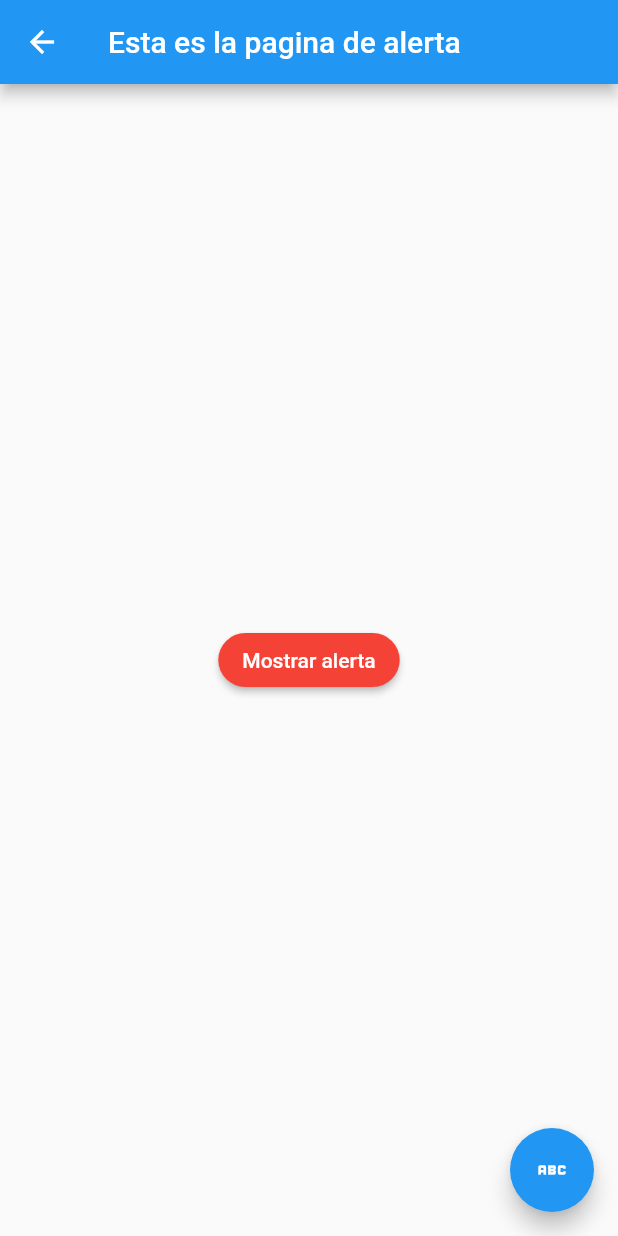
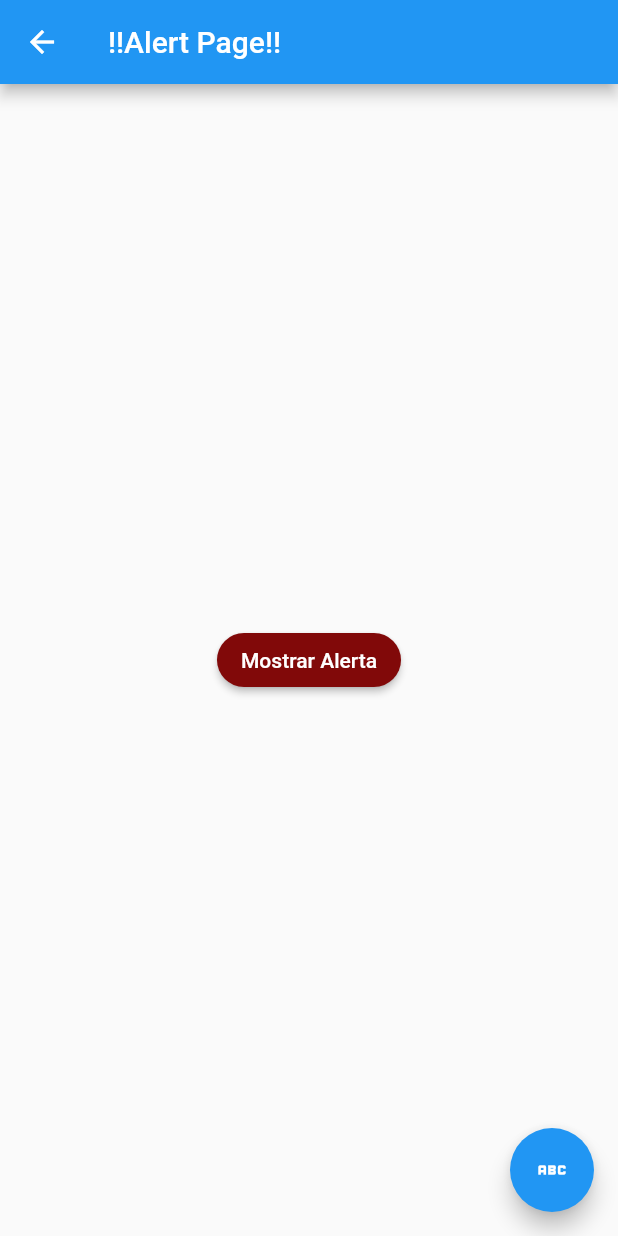
Before and after one commit to Fabian32f/C_Flutter, a Flutter app: the screen it shows after launch, after a tap on "Alertas", on a phone screen of 412 x 824 dp. Run offline on Flutter 3.47's test engine with Material 2 defaults, Android fonts, the phone set to English and light mode, and no system bars; network calls fail.

```diff
--- a/lib/src/Utils/icono_sring_util.dart
+++ b/lib/src/Utils/icono_sring_util.dart
@@ -12,5 +12,5 @@ final _icons = <String, IconData>{
 };
 
 Icon getIcon(String nombreIcono){
-    return Icon( _icons[nombreIcono], color: Colors.blue,);
+    return Icon( _icons[nombreIcono], color: Color.fromARGB(255, 46, 76, 209),);
 }
--- a/lib/src/pages/alert_page.dart
+++ b/lib/src/pages/alert_page.dart
@@ -5,14 +5,14 @@ class AlertPage extends StatelessWidget {
   Widget build(BuildContext context) {
     return Scaffold(
       appBar: AppBar(
-        title: Text("Esta es la pagina de alerta "),
+        title: Text("!!Alert Page!!"),
       ),
       body: Center(
         child: ElevatedButton(
-          child: Text("Mostrar alerta"),
+          child: Text("Mostrar Alerta"),
           onPressed: () => _mostrarAler(context),
           style: ElevatedButton.styleFrom(
-              primary: Colors.red, shape: StadiumBorder()),
+              primary: Color.fromARGB(255, 129, 9, 9), shape: StadiumBorder()),
         ),
       ),
       floatingActionButton: FloatingActionButton(
@@ -31,11 +31,11 @@ class AlertPage extends StatelessWidget {
         builder: (context) {
           return AlertDialog(
             shape: RoundedRectangleBorder(
-                borderRadius: BorderRadius.circular(20.0)),
-            title: Text("Titulo"),
+                borderRadius: BorderRadius.circular(30.0)),
+            title: Text("Título:"),
             content: Column(
               mainAxisSize: MainAxisSize.min,
-              children: <Widget>[Text("Contenido"), FlutterLogo(size: 100.0)],
+              children: <Widget>[Text("Este es el contenido de la caja de la Alerta"), FlutterLogo(size: 100.0)],
             ),
             actions: <Widget>[
               TextButton(
--- a/lib/src/pages/animated_container.dart
+++ b/lib/src/pages/animated_container.dart
@@ -42,7 +42,9 @@ class _AnimatedconPageState extends State<AnimatedconPage> {
       _width = random.nextInt(300).toDouble();
       _height = random.nextInt(300).toDouble();
       _color = Color.fromRGBO(
-          random.nextInt(255), random.nextInt(255), random.nextInt(255), 1);
+          random.nextInt(255),
+          random.nextInt(255),
+          random.nextInt(255), 1);
       _borde = BorderRadius.circular(random.nextInt(100).toDouble());
     });
   }
--- a/lib/src/pages/home_page.dart
+++ b/lib/src/pages/home_page.dart
@@ -31,7 +31,7 @@ class HomePage extends StatelessWidget {
       final widgetTemp = ListTile(
         title: Text(opt['texto']),
         leading: getIcon(opt['icon']),
-        trailing: Icon(Icons.keyboard_arrow_right, color: Colors.amber[300]),
+        trailing: Icon(Icons.keyboard_arrow_right, color: Color.fromARGB(255, 26, 11, 243)),
         onTap: () {
           Navigator.pushNamed(context, opt['ruta']);
 
--- a/lib/src/pages/input_pages.dart
+++ b/lib/src/pages/input_pages.dart
@@ -23,7 +23,7 @@ class _InputPageState extends State<InputPage> {
   Widget build(BuildContext context) {
     return Scaffold(
       appBar: AppBar(
-        title: Text("Inputs"),
+        title: Text("Inputs de texto"),
       ),
       body: ListView(
         padding: EdgeInsets.symmetric(horizontal: 10.0, vertical: 20.0),
@@ -152,7 +152,7 @@ class _InputPageState extends State<InputPage> {
         context: context,
         firstDate: new DateTime(2019),
         initialDate: new DateTime.now(),
-        lastDate: new DateTime(2024),
+        lastDate: new DateTime(2025),
         locale: Locale('es', 'ES'));
     if (pick != null) {
       setState(() {
```
Also changed, not shown: lib/src/pages/avatar_page.dart (+6 -5 lines), lib/src/pages/card_page.dart (+4 -4 lines).
